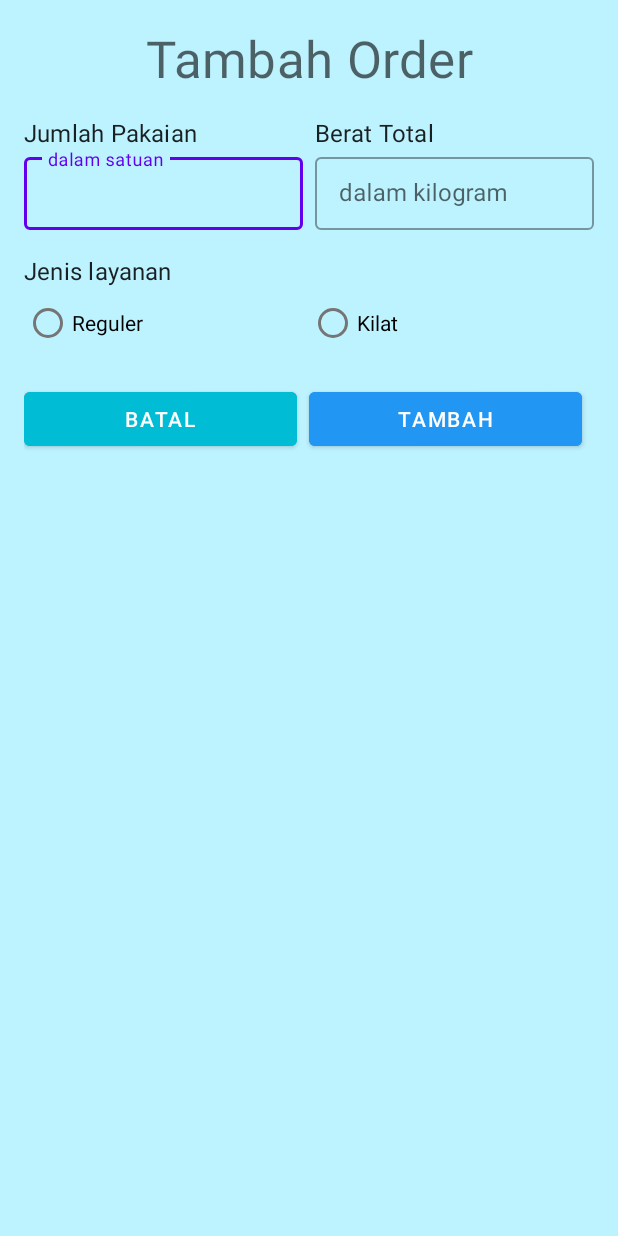
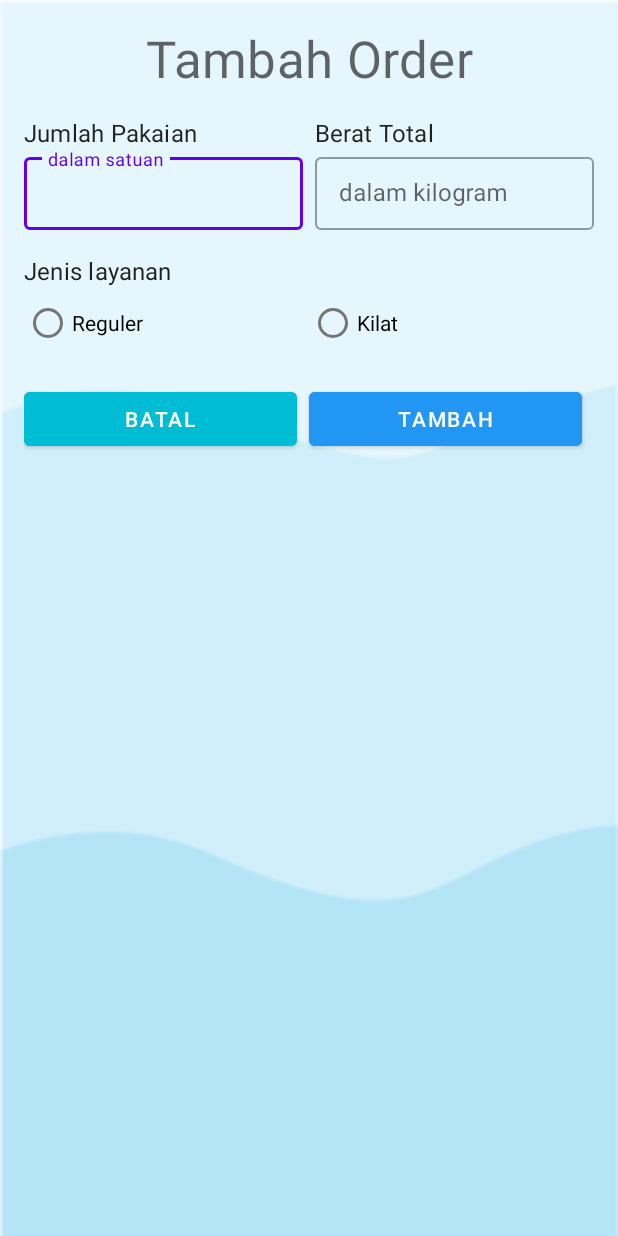
Before and after one commit to dimasdaniel209/PBP_UAS_B_KelB, an Android app: the fragment AddFragment shown on its own in the app's theme, on a phone screen of 412 x 824 dp. Run offline under Robolectric (Android 15) with nearby library versions, the light colour scheme and no system bars; our stand-ins replace data binding.

Commit message:
tubes uts selese yok

```diff
--- a/app/src/main/AndroidManifest.xml
+++ b/app/src/main/AndroidManifest.xml
@@ -13,9 +13,9 @@
 
     <application
         android:allowBackup="true"
-        android:icon="@mipmap/ic_launcher"
+        android:icon="@drawable/logo"
         android:label="@string/app_name"
-        android:roundIcon="@mipmap/ic_launcher_round"
+        android:roundIcon="@drawable/logo"
         android:supportsRtl="true"
         android:theme="@style/AppTheme">
         <activity android:name=".ui.profile.EditProfileActivity"></activity>
--- a/app/src/main/java/com/laundry/laundry/MainActivity.java
+++ b/app/src/main/java/com/laundry/laundry/MainActivity.java
@@ -42,6 +42,7 @@ public class MainActivity extends AppCompatActivity {
         NavigationUI.setupActionBarWithNavController(this, navController, mAppBarConfiguration);
         NavigationUI.setupWithNavController(navigationView, navController);
 
+        //Membuat Notifikasi
         if (Build.VERSION.SDK_INT >= Build.VERSION_CODES.O){
             String CHANNEL_ID = "Channel 1";
             CharSequence name = "Channel 1";
--- a/app/src/main/java/com/laundry/laundry/SplashActivity.java
+++ b/app/src/main/java/com/laundry/laundry/SplashActivity.java
@@ -21,6 +21,6 @@ public class SplashActivity extends AppCompatActivity {
                 startActivity(intent);
                 finish();
             }
-        }, 1000L);
+        }, 1000L); // lama splash ditampilkan
     }
 }
--- a/app/src/main/java/com/laundry/laundry/ui/profile/EditProfileActivity.java
+++ b/app/src/main/java/com/laundry/laundry/ui/profile/EditProfileActivity.java
@@ -50,8 +50,6 @@ public class EditProfileActivity extends AppCompatActivity {
     Button updateProfileButton;
 
     String name, address;
-    String DISPLAY_NAME = null;
-    String PROFILE_IMAGE_URL = null;
     int TAKE_IMAGE_CODE = 10001;
 
     private FirebaseUser firebaseUser;
@@ -125,7 +123,7 @@ public class EditProfileActivity extends AppCompatActivity {
             }
         });
 
-        Slidr.attach(this);
+        Slidr.attach(this); //Swipe untuk back
     }
 
     public void handleImageClick(View view) {
--- /dev/null
+++ b/app/src/main/res/anim/fade_in.xml
@@ -0,0 +1,5 @@
+<alpha xmlns:android="http://schemas.android.com/apk/res/android"
+    android:duration="@android:integer/config_shortAnimTime"
+    android:interpolator="@android:anim/decelerate_interpolator"
+    android:fromAlpha="0"
+    android:toAlpha="1" />
--- /dev/null
+++ b/app/src/main/res/anim/fade_out.xml
@@ -0,0 +1,6 @@
+<?xml version="1.0" encoding="utf-8"?>
+<alpha xmlns:android="http://schemas.android.com/apk/res/android"
+    android:duration="@android:integer/config_shortAnimTime"
+    android:interpolator="@android:anim/decelerate_interpolator"
+    android:fromAlpha="1"
+    android:toAlpha="0"/>
--- /dev/null
+++ b/app/src/main/res/anim/slide_in.xml
@@ -0,0 +1,6 @@
+<?xml version="1.0" encoding="utf-8"?>
+<translate xmlns:android="http://schemas.android.com/apk/res/android"
+    android:duration="@android:integer/config_shortAnimTime"
+    android:interpolator="@android:anim/decelerate_interpolator"
+    android:fromXDelta="100%"
+    android:toXDelta="0%" />
--- /dev/null
+++ b/app/src/main/res/anim/slide_out.xml
@@ -0,0 +1,5 @@
+<translate xmlns:android="http://schemas.android.com/apk/res/android"
+    android:duration="@android:integer/config_shortAnimTime"
+    android:interpolator="@android:anim/decelerate_interpolator"
+    android:fromXDelta="0%"
+    android:toXDelta="100%" />
--- a/app/src/main/res/layout/fragment_add.xml
+++ b/app/src/main/res/layout/fragment_add.xml
@@ -12,7 +12,7 @@
         xmlns:android="http://schemas.android.com/apk/res/android"
         xmlns:tools="http://schemas.android.com/tools"
         android:orientation="vertical"
-        android:background="#BDF2FF"
+        android:background="@drawable/wphome"
         android:padding="16dp"
         android:id="@+id/add_layout_ver"
         android:layout_width="match_parent"
@@ -64,7 +64,7 @@
                     android:layout_height="match_parent"
                     android:autofillHints=""
                     android:hint="@string/jumlah"
-                    android:inputType="text"
+                    android:inputType="number"
                     android:text="@={order.stringJumlah_pakaian}"/>
             </com.google.android.material.textfield.TextInputLayout>
 
@@ -81,7 +81,7 @@
                     android:layout_height="match_parent"
                     android:autofillHints=""
                     android:hint="@string/berat"
-                    android:inputType="text"
+                    android:inputType="numberDecimal"
                     android:text="@={order.stringBerat}"/>
             </com.google.android.material.textfield.TextInputLayout>
         </LinearLayout>
--- a/app/src/main/res/layout/fragment_update.xml
+++ b/app/src/main/res/layout/fragment_update.xml
@@ -12,7 +12,7 @@
         xmlns:android="http://schemas.android.com/apk/res/android"
         xmlns:tools="http://schemas.android.com/tools"
         android:orientation="vertical"
-        android:background="#BDF2FF"
+        android:background="@drawable/wphome"
         android:padding="16dp"
         android:layout_width="match_parent"
         android:layout_height="match_parent"
@@ -63,7 +63,7 @@
                     android:text="@={order.stringJumlah_pakaian}"
                     android:autofillHints=""
                     android:hint="@string/jumlah"
-                    android:inputType="text" />
+                    android:inputType="number" />
             </com.google.android.material.textfield.TextInputLayout>
 
             <com.google.android.material.textfield.TextInputLayout
@@ -80,7 +80,7 @@
                     android:text="@={order.stringBerat}"
                     android:autofillHints=""
                     android:hint="@string/berat"
-                    android:inputType="text" />
+                    android:inputType="numberDecimal" />
             </com.google.android.material.textfield.TextInputLayout>
         </LinearLayout>
 
```
Also changed, not shown: app/src/main/java/com/laundry/laundry/LoginActivity.java (+14 -2 lines), app/src/main/java/com/laundry/laundry/SignInFragment.java (+4 -3 lines), app/src/main/java/com/laundry/laundry/SignUpFragment.java (+10 -8 lines), app/src/main/java/com/laundry/laundry/ui/home/AddFragment.java (+16 -4 lines), app/src/main/java/com/laundry/laundry/ui/home/HomeFragment.java (+8 -2 lines), app/src/main/java/com/laundry/laundry/ui/home/UpdateFragment.java (+30 -12 lines).
